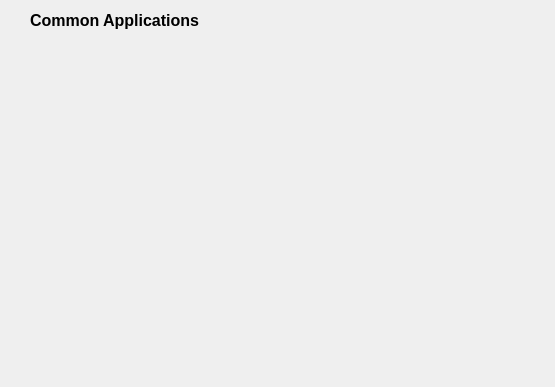
The window that widgets/AppWidget.ui (wps139hf/app) describes before a commit, drawn with Qt 5.
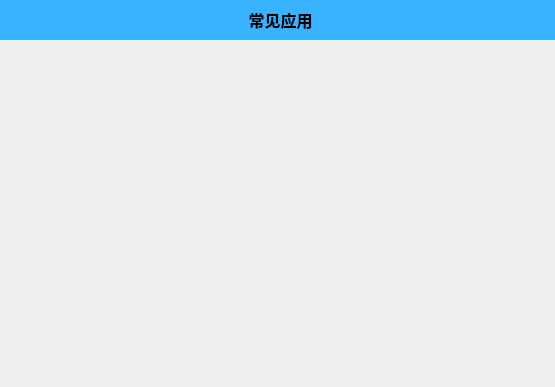
The same window after the commit. Custom widgets are drawn as their Qt base class.

Diff of the .ui file:
```diff
--- a/widgets/AppWidget.ui
+++ b/widgets/AppWidget.ui
@@ -16,10 +16,10 @@
   <widget class="QLabel" name="title">
    <property name="geometry">
     <rect>
-     <x>30</x>
-     <y>10</y>
-     <width>201</width>
-     <height>21</height>
+     <x>0</x>
+     <y>0</y>
+     <width>561</width>
+     <height>40</height>
     </rect>
    </property>
    <property name="font">
@@ -30,8 +30,14 @@
      <bold>true</bold>
     </font>
    </property>
+   <property name="styleSheet">
+    <string notr="true">background-color: rgb(57, 179, 255);</string>
+   </property>
    <property name="text">
-    <string>Common Applications</string>
+    <string>常见应用</string>
+   </property>
+   <property name="alignment">
+    <set>Qt::AlignCenter</set>
    </property>
   </widget>
   <widget class="StyledButton" name="btnCar" native="true">
```
